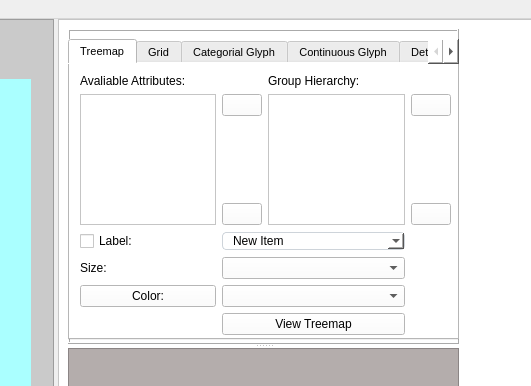
Qt form src/view/main_screen.ui (andersonmarques/py_treemap_glyph) before a commit; both pictures show x 590 to 1121 and y 0 to 386 of the 1297 by 839 pixel window.
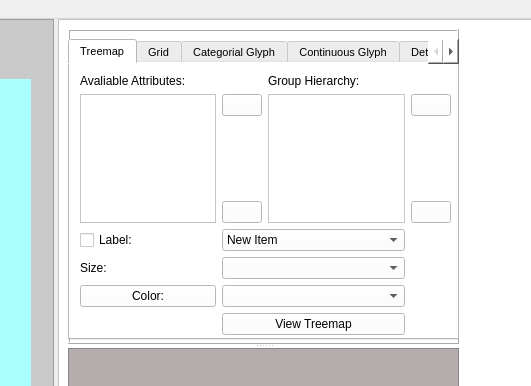
The same form after that commit.

What changed in the file:
```diff
--- a/src/view/main_screen.ui
+++ b/src/view/main_screen.ui
@@ -221,51 +221,7 @@
            <item row="5" column="1" colspan="2">
             <widget class="QComboBox" name="comboBox">
              <property name="styleSheet">
-              <string notr="true">/* Style for the QComboBox */
-#comboBox{
-	border: 1px solid #ced4da;
-	border-radius: 4px;
-	padding-left: 10px;
-}
-
-/* style for drop down arrow*/
-#comboBox::down-arrow{
-	width: 12px;
-	height: 12px;
-	margin-right: 15px;
-}
-
-
-/* style for QComboBox after select menu*/
-#comboBox:on{
-	border: 4px solid #c2bdfe;
-}
-
-/* style for list menu */
-#comboBox QListview{
-	font-size: 12px;
-	border: 1px solid rgba(0,0,0,10%);
-	padding:5px;
-	background-color: #c2bdfe;
-	outline: 0px;
-}
-
-/* style for list items */
-#comboBox QListView:item{
-	padding-left: 10px;
-	background-color: #fff;
-	color: black;
-}
-
-#comboBox QListView:item:hover{
-	background-color: #f0f8ff;
-	color: black;
-}
-
-#comboBOx QListView::item:selected{
-	background-color: #1e90ff;
-	color: white;
-}</string>
+              <string notr="true"/>
              </property>
              <item>
               <property name="text">
```
